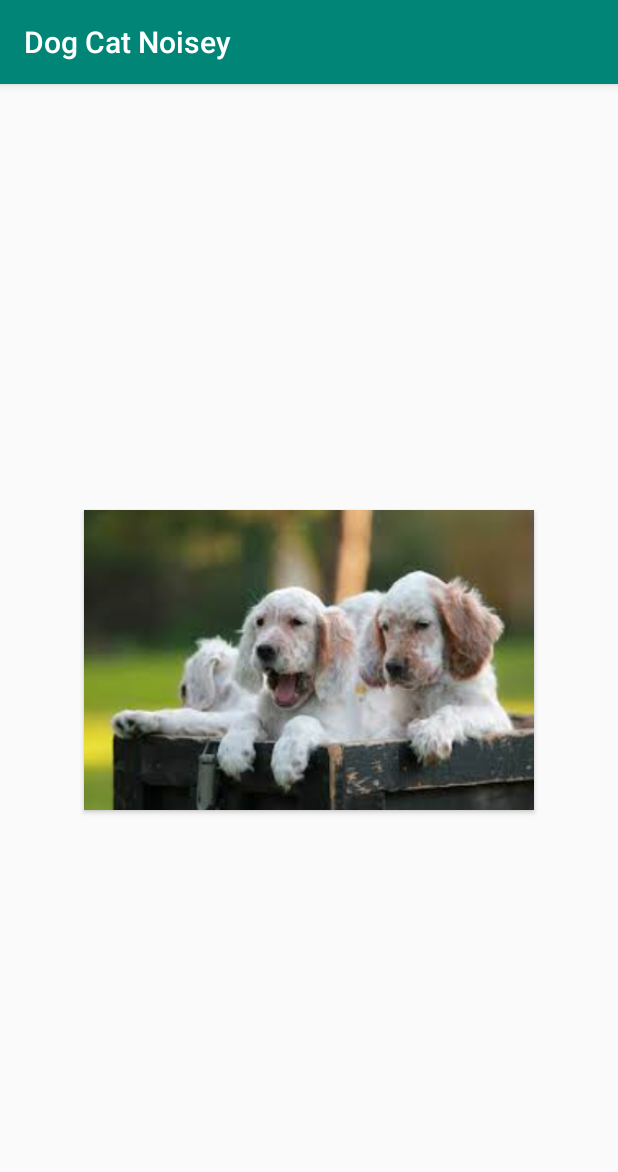
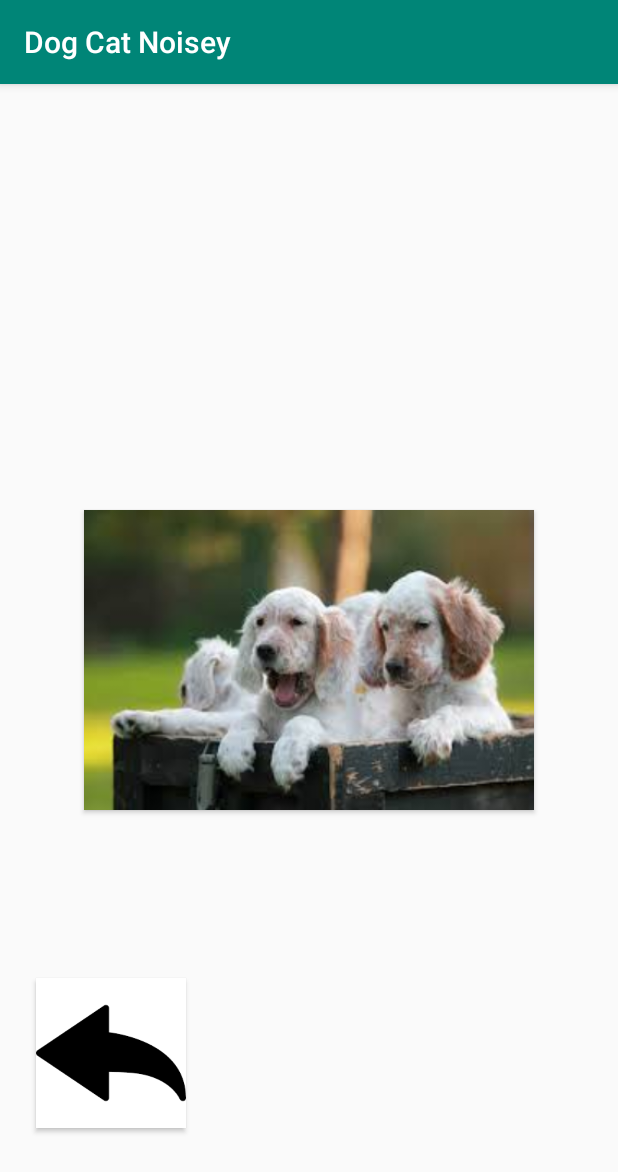
Before and after one commit to NitroMike/DogCatNoise, an Android app: the DogQuietPage screen opened directly, with no data from a screen before it, on a phone screen of 412 x 824 dp. Shown: the top 1172 px of the screen. Run offline under Robolectric (Android 15) with nearby library versions, the phone set to English and light mode, and no system bars.

Commit message:
Dog Quiet Page Updated

```diff
--- a/app/src/main/java/com/ginjaninja/dogcatnoisey/DogQuietPage.java
+++ b/app/src/main/java/com/ginjaninja/dogcatnoisey/DogQuietPage.java
@@ -31,4 +31,8 @@ public class DogQuietPage extends AppCompatActivity {
         Intent findNoise = new Intent(getBaseContext(),DogNoisePage.class);
         startActivity(findNoise);
     }
+    public void onQCClick(View view) {
+        Intent goBack = new Intent(getBaseContext(),MainActivity.class);
+        startActivity(goBack);
+    }
 }
--- a/app/src/main/res/layout/activity_dog_quiet_page.xml
+++ b/app/src/main/res/layout/activity_dog_quiet_page.xml
@@ -16,10 +16,23 @@
         android:layout_marginEnd="8dp"
         android:layout_marginRight="8dp"
         android:layout_marginBottom="8dp"
+        android:background="@drawable/not_loud_dog"
         android:onClick="onQDClick"
-        android:background="@drawable/not_loud_dog"
         app:layout_constraintBottom_toBottomOf="parent"
         app:layout_constraintEnd_toEndOf="parent"
         app:layout_constraintStart_toStartOf="parent"
         app:layout_constraintTop_toTopOf="parent" />
+
+    <Button
+        android:id="@+id/button3"
+        android:layout_width="100dp"
+        android:layout_height="100dp"
+        android:layout_marginStart="24dp"
+        android:layout_marginLeft="24dp"
+        android:layout_marginTop="596dp"
+        android:background="@drawable/backarrow"
+        android:text="Button"
+        android:onClick="onQCClick"
+        app:layout_constraintStart_toStartOf="parent"
+        app:layout_constraintTop_toTopOf="parent" />
 </android.support.constraint.ConstraintLayout>
```
